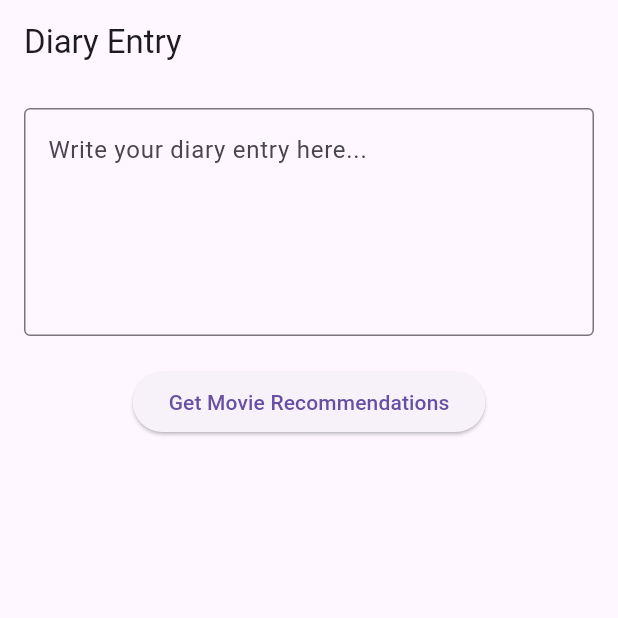
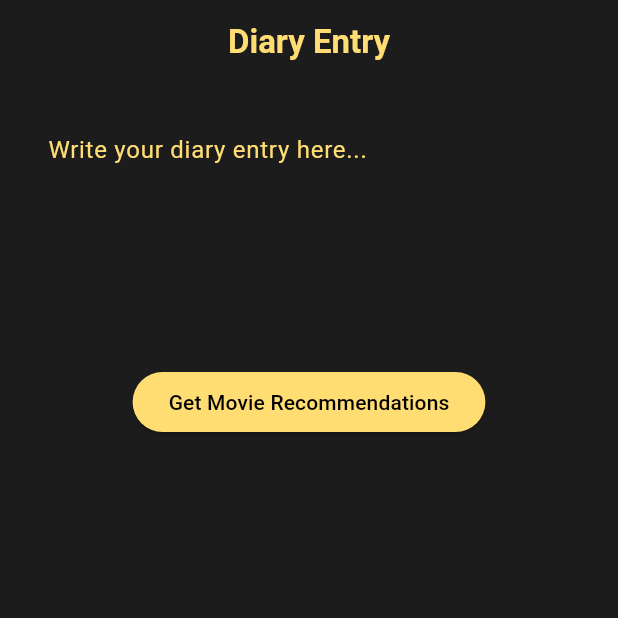
Before and after one commit to khushalrajoria/Mikki.Ai, a Flutter app: the screen it shows after launch, after a tap on "Get Movie Recommendations", on a phone screen of 412 x 824 dp, the top half of it. Run offline on Flutter 3.47's test engine with Material 3 defaults, Android fonts, the phone set to English and light mode, and no system bars; our stand-ins replace animated_splash_screen, google_generative_ai.

Commit message:
theme changes

```diff
--- a/lib/main.dart
+++ b/lib/main.dart
@@ -1,4 +1,5 @@
 import 'package:flutter/material.dart';
+import 'package:mikki/screens/splash_screen.dart';
 import 'package:provider/provider.dart';
 import 'providers/chat_provider.dart';
 import 'screens/data_entry_screen.dart';
@@ -24,9 +25,10 @@
       title: 'Movie Recommendation Chatbot',
       theme: ThemeData(primarySwatch: Colors.blue),
       debugShowCheckedModeBanner: false,
-      home: DiaryEntryScreen(),
+      home: SplashScreen(),
       routes: {
-        '/recommendations': (context) => RecommendationScreen(),
+        '/recommendations': (context) => const RecommendationScreen(),
+        '/dairyEntry': (context) => DiaryEntryScreen(),
       },
     );
   }
--- a/lib/screens/data_entry_screen.dart
+++ b/lib/screens/data_entry_screen.dart
@@ -8,7 +8,10 @@ class DiaryEntryScreen extends StatelessWidget {
   @override
   Widget build(BuildContext context) {
     return Scaffold(
-      appBar: AppBar(title: const Text("Diary Entry")),
+      backgroundColor: const Color.fromARGB(255, 28, 28, 28),
+      appBar: AppBar(
+        backgroundColor: const Color.fromARGB(255, 28, 28, 28),
+        title: const Text("Diary Entry",style: TextStyle(fontWeight: FontWeight.bold,color: Color.fromARGB(255, 255, 221, 115)),),centerTitle: true,),
       body: Padding(
         padding: const EdgeInsets.all(16.0),
         child: Column(
@@ -17,12 +20,16 @@ class DiaryEntryScreen extends StatelessWidget {
               controller: _controller,
               maxLines: 5,
               decoration: const InputDecoration(
-                hintText: "Write your diary entry here...",
-                border: OutlineInputBorder(),
+                labelStyle: TextStyle(color: Color.fromARGB(255, 255, 221, 115)),
+                hintText: "Write your diary entry here...",hintStyle: TextStyle(color: Color.fromARGB(255, 255, 221, 115)),
+                border: OutlineInputBorder(
+                  borderSide: BorderSide.none,
+                )
               ),
             ),
             const SizedBox(height: 20),
             ElevatedButton(
+              style: const ButtonStyle(backgroundColor: WidgetStatePropertyAll( Color.fromARGB(255, 255, 221, 115)) ),
             onPressed: () async {
             String entry = _controller.text;
             if (entry.isNotEmpty) {
@@ -31,7 +38,7 @@ class DiaryEntryScreen extends StatelessWidget {
                Navigator.pushNamed(context, '/recommendations');
                  }
             },
-               child: Text("Get Movie Recommendations"),
+               child: const Text("Get Movie Recommendations",style: TextStyle(color: Colors.black),),
           ),
           ],
         ),
--- /dev/null
+++ b/lib/screens/splash_screen.dart
@@ -0,0 +1,19 @@
+import 'package:animated_splash_screen/animated_splash_screen.dart';
+import 'package:flutter/material.dart';
+
+import 'data_entry_screen.dart';
+
+class SplashScreen extends StatelessWidget {
+  const SplashScreen({super.key});
+
+  @override
+  Widget build(BuildContext context) {
+    return AnimatedSplashScreen(
+      backgroundColor: const Color.fromARGB(255, 28, 28, 28),
+      splash: 'assets/images/logo.png',
+      nextScreen: DiaryEntryScreen(),
+      splashTransition: SplashTransition.scaleTransition,
+      splashIconSize: 274,
+    );
+  }
+  }
--- a/pubspec.yaml
+++ b/pubspec.yaml
@@ -38,6 +38,7 @@ dependencies:
   provider: ^6.1.2
   http: ^1.2.2
   google_generative_ai: ^0.4.6
+  animated_splash_screen: ^1.3.0
 
 dev_dependencies:
   flutter_test:
@@ -62,8 +63,8 @@ flutter:
   uses-material-design: true
 
   # To add assets to your application, add an assets section, like this:
-  # assets:
-  #   - images/a_dot_burr.jpeg
+  assets:
+    - assets/images/
   #   - images/a_dot_ham.jpeg
 
   # An image asset can refer to one or more resolution-specific "variants", see
```
Also changed, not shown: lib/screens/recommendation_screen.dart (+6 -3 lines), assets/images/logo.png (added), pubspec.lock.
